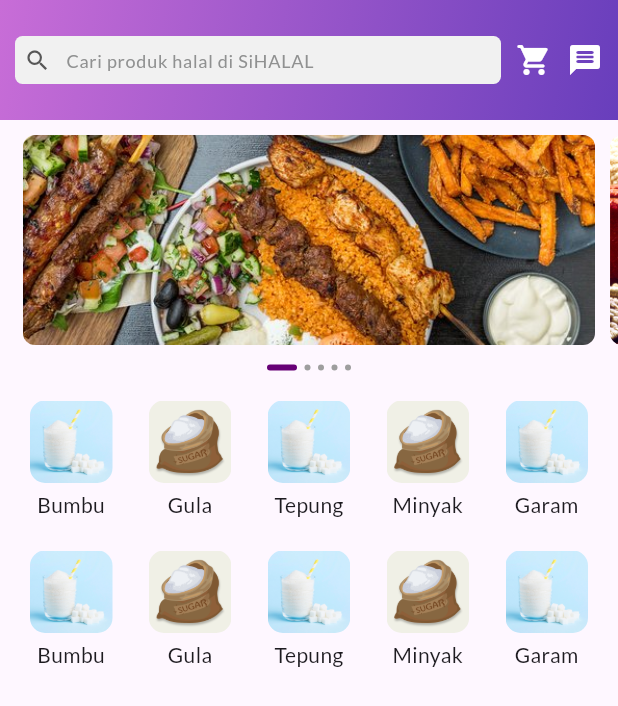
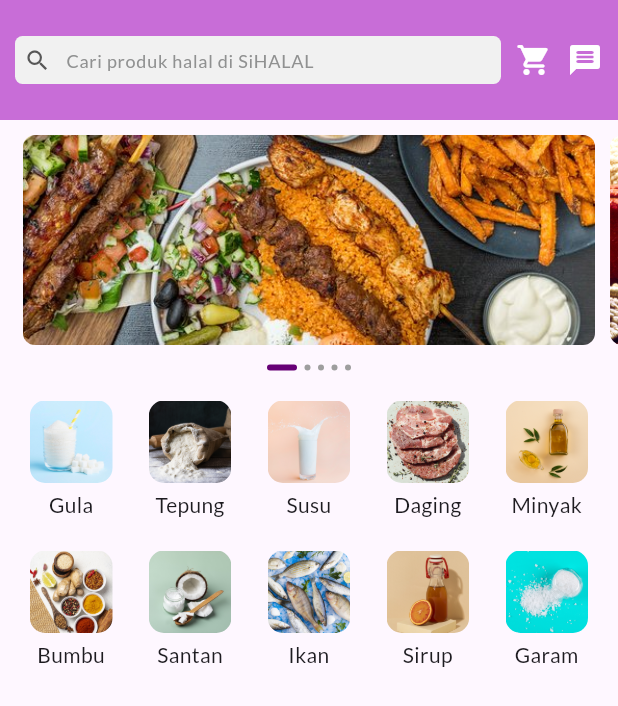
Before and after one commit to sibeux/sihalal_ecommerce_app, a Flutter app: the screen it shows after launch, on a phone screen of 412 x 824 dp. Shown: the top 706 px of the screen. Run offline on Flutter 3.47's test engine with Material 3 defaults, Android fonts, the phone set to English and light mode, and no system bars; drawn by our look-alikes of smooth_page_indicator; our stand-ins replace flutter_riverpod, get, google_fonts, hexcolor, velocity_x.

```diff
--- a/lib/screens/home_screen/home_screen.dart
+++ b/lib/screens/home_screen/home_screen.dart
@@ -31,7 +31,7 @@ class _HomeScreenState extends State<HomeScreen> {
             gradient: LinearGradient(
                 begin: Alignment.topLeft,
                 end: Alignment.bottomRight,
-                colors: <Color>[HexColor('C86DD7'), HexColor('683EBC')]),
+                colors: <Color>[HexColor('C86DD7'), HexColor('C86DD7')]),
           ),
         ),
         titleSpacing: 10,
--- a/lib/widgets/dashboard/categories.dart
+++ b/lib/widgets/dashboard/categories.dart
@@ -5,25 +5,48 @@ class Categories extends StatelessWidget {
 
   @override
   Widget build(BuildContext context) {
-    List<Map<String, dynamic>> categories = [
+    List<Map<String, dynamic>> categories1 = [
       {
         'icon': "assets/images/icon-category/Sugar-1.png",
+        'title': 'Gula',
+      },
+      {
+        'icon': "assets/images/icon-category/flour.png",
+        'title': 'Tepung',
+      },
+      {
+        'icon': "assets/images/icon-category/milk.png",
+        'title': 'Susu',
+      },
+      {
+        'icon': "assets/images/icon-category/meat.png",
+        'title': 'Daging',
+      },
+      {
+        'icon': "assets/images/icon-category/oil.png",
+        'title': 'Minyak',
+      },
+    ];
+
+    List<Map<String, dynamic>> categories2 = [
+      {
+        'icon': "assets/images/icon-category/bumbu.jpg",
         'title': 'Bumbu',
       },
       {
-        'icon': "assets/images/icon-category/Sugar-2.png",
-        'title': 'Gula',
+        'icon': "assets/images/icon-category/santan.jpg",
+        'title': 'Santan',
       },
       {
-        'icon': "assets/images/icon-category/Sugar-1.png",
-        'title': 'Tepung',
+        'icon': "assets/images/icon-category/fish.jpg",
+        'title': 'Ikan',
       },
       {
-        'icon': "assets/images/icon-category/Sugar-2.png",
-        'title': 'Minyak',
+        'icon': "assets/images/icon-category/sirup.jpg",
+        'title': 'Sirup',
       },
       {
-        'icon': "assets/images/icon-category/Sugar-1.png",
+        'icon': "assets/images/icon-category/salt.jpg",
         'title': 'Garam',
       },
     ];
@@ -34,9 +57,9 @@ class Categories extends StatelessWidget {
       ),
       child: Column(
         children: [
-          IconRow(categories: categories),
+          IconRow(categories: categories1),
           const SizedBox(height: 20),
-          IconRow(categories: categories),
+          IconRow(categories: categories2),
         ],
       ),
     );
```
Also changed, not shown: assets/images/icon-category/bumbu.jpg (added), assets/images/icon-category/fish.jpg (added), assets/images/icon-category/flour.png (added), assets/images/icon-category/meat.png (added), assets/images/icon-category/milk.png (added), assets/images/icon-category/oil.png (added), assets/images/icon-category/salt.jpg (added), assets/images/icon-category/santan.jpg (added), assets/images/icon-category/sirup.jpg (added), 1 other file.
